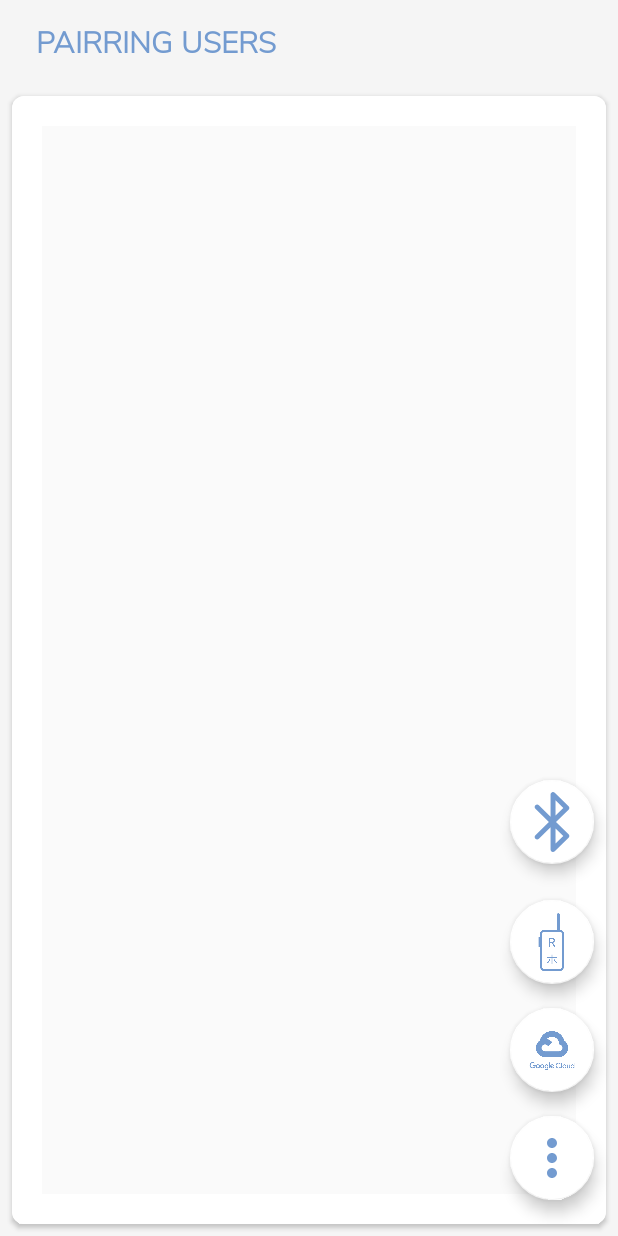
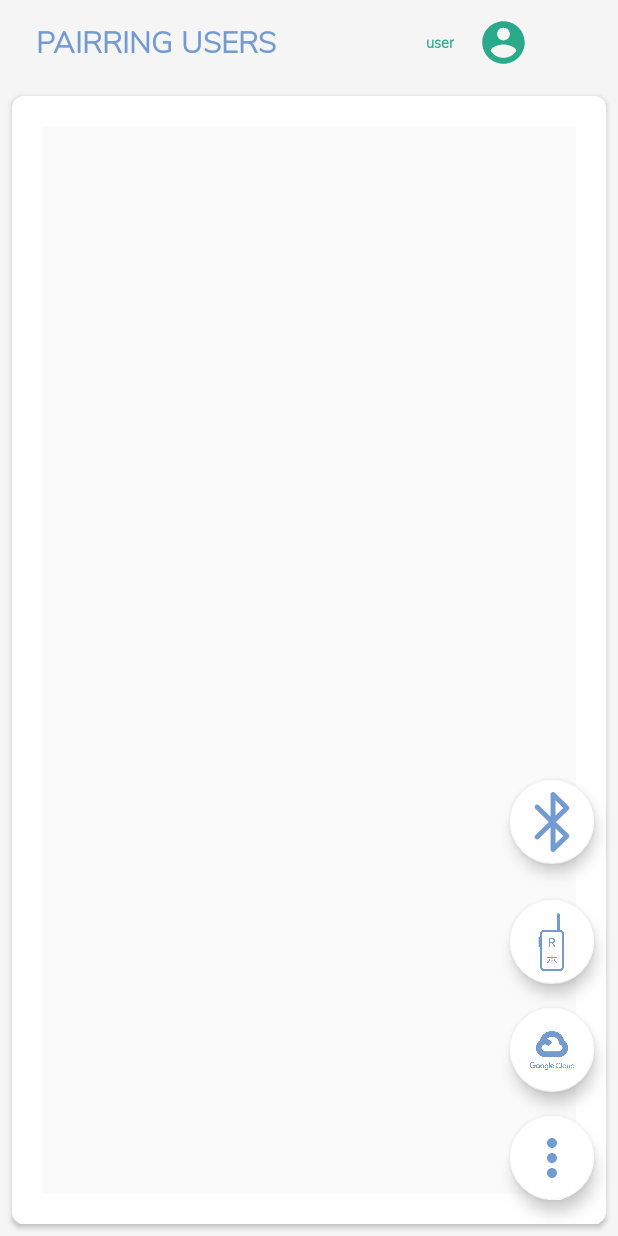
Before and after one commit to thuanchung85/CHUNG_Trans, an Android app: the PairingFragment screen opened directly, with no data from a screen before it, on a phone screen of 412 x 824 dp. Run offline under Robolectric (Android 15) with nearby library versions, the phone set to English and light mode, and no system bars; our stand-ins replace Room's generated code, androidx.preference; libraries missing offline, so code that uses them is left out: com.bluetooth.communicator, com.gallery.imageselector, com.google.auth.oauth2, com.kyleduo.switchbutton, io.socket.client and 1 more; 9 statements that could not run were skipped.

Commit message:
add current username text view

```diff
--- a/app/src/main/java/nie/translator/rtranslatordevedition/voice_translation/_conversation_mode/PairingFragment.java
+++ b/app/src/main/java/nie/translator/rtranslatordevedition/voice_translation/_conversation_mode/PairingFragment.java
@@ -16,6 +16,7 @@
 
 package nie.translator.rtranslatordevedition.voice_translation._conversation_mode;
 import androidx.appcompat.app.AlertDialog;
+import androidx.core.content.ContextCompat;
 import androidx.preference.Preference;
 import androidx.preference.PreferenceFragmentCompat;
 import android.bluetooth.BluetoothAdapter;
@@ -23,6 +24,7 @@ import android.bluetooth.BluetoothDevice;
 import android.content.Context;
 import android.content.DialogInterface;
 import android.content.Intent;
+import android.graphics.PorterDuff;
 import android.media.MediaPlayer;
 import android.os.Bundle;
 import android.util.Log;
@@ -31,6 +33,8 @@ import android.view.View;
 import android.view.ViewGroup;
 import android.view.WindowInsets;
 import android.widget.AdapterView;
+import android.widget.ImageButton;
+import android.widget.ImageView;
 import android.widget.ListView;
 import android.widget.TextView;
 import android.widget.Toast;
@@ -455,6 +459,8 @@ public class PairingFragment extends PairingToolbarFragment {
     private WalkieTalkieButton settingButton;
     private WalkieTalkieButton socketModeButton;
 
+    private TextView userNameTextView;
+    private ImageView current_user_image;
     private WalkieTalkieButton bluetoothModeButton;
 
     //true is Socket, false is BlueTooth
@@ -699,6 +705,9 @@ public class PairingFragment extends PairingToolbarFragment {
         super.onViewCreated(view, savedInstanceState);
         constraintLayout = view.findViewById(R.id.container);
 
+        userNameTextView = view.findViewById(R.id.userNameText);
+        current_user_image = view.findViewById(R.id.current_user_image);
+
         walkieTalkieButton = view.findViewById(R.id.buttonStart);
 
         apiKeyFileButton = view.findViewById(R.id.buttonStart2);
@@ -735,7 +744,9 @@ public class PairingFragment extends PairingToolbarFragment {
             constraintLayout.dispatchApplyWindowInsets(windowInsets.replaceSystemWindowInsets(windowInsets.getSystemWindowInsetLeft(),windowInsets.getSystemWindowInsetTop(),windowInsets.getSystemWindowInsetRight(),0));
         }
 
-
+        //setup username od this current user
+        userNameTextView.setText(global.getName());
+        current_user_image.setColorFilter(ContextCompat.getColor(voiceTranslationActivity, R.color.green), PorterDuff.Mode.SRC_IN);
 
         // setting of listeners
         //tma thời thay chức năng nút WalkieTalkieButton thành bật settting view
--- a/app/src/main/res/layout/fragment_pairing.xml
+++ b/app/src/main/res/layout/fragment_pairing.xml
@@ -96,6 +96,43 @@
         app:layout_constraintHorizontal_bias="0"
         app:layout_constraintStart_toStartOf="@+id/toolbarPairing"
         app:layout_constraintTop_toTopOf="@+id/toolbarPairing" />
+
+
+    <TextView
+        android:id="@+id/userNameText"
+        android:layout_width="wrap_content"
+        android:layout_height="wrap_content"
+        android:layout_marginStart="100dp"
+        android:layout_marginEnd="8dp"
+        android:fontFamily="@font/nunito_sans_light"
+        android:text="USER name"
+        android:textAppearance="@style/TextAppearance.AppCompat.Body1"
+        android:textColor="@color/green"
+        android:textSize="10sp"
+        android:textStyle="bold"
+        app:layout_constraintBottom_toBottomOf="@+id/toolbarPairing"
+        app:layout_constraintEnd_toEndOf="@+id/toolbarPairing"
+        app:layout_constraintHorizontal_bias="0"
+        app:layout_constraintStart_toEndOf="@+id/title"
+        app:layout_constraintTop_toTopOf="@+id/toolbarPairing" />
+
+    <ImageView
+        android:id="@+id/current_user_image"
+        android:layout_width="34dp"
+        android:layout_height="34dp"
+        android:layout_marginStart="16dp"
+        android:layout_marginTop="8dp"
+        android:layout_marginEnd="8dp"
+        android:layout_marginBottom="8dp"
+        android:scaleType="fitXY"
+
+        android:src="@drawable/user_icon"
+        android:tint="#5F5F5F"
+        app:layout_constraintBottom_toBottomOf="@+id/toolbarPairing"
+        app:layout_constraintEnd_toEndOf="@+id/toolbarPairing"
+        app:layout_constraintHorizontal_bias="0"
+        app:layout_constraintStart_toEndOf="@+id/userNameText"
+        app:layout_constraintTop_toTopOf="@+id/toolbarPairing"/>
 
     <androidx.cardview.widget.CardView
         android:id="@+id/cardView4"
--- a/app/src/main/res/values/colors.xml
+++ b/app/src/main/res/values/colors.xml
@@ -38,5 +38,5 @@
     <color name="accent_white">#ffffff</color>
     <color name="red">#d50000</color>
     <color name="yellow">#ffd600</color>
-    <color name="green">#00c853</color>
+    <color name="green">#2AAA8A</color>
 </resources>
```
